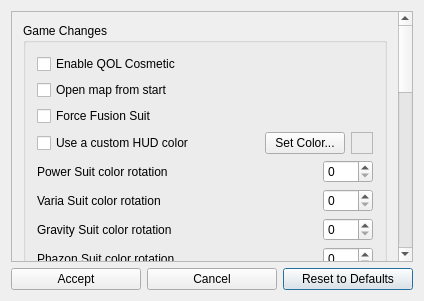
This is randovania/gui/ui_files/prime_cosmetic_patches_dialog.ui in randovania/randovania as Qt 5 draws it before an edit. The edited form follows.
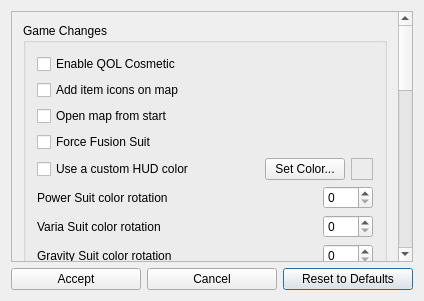
This is the edited form.

Commit message: Added item icons on map for Prime 1 cosmetic patches

Diff of the .ui file:
```diff
--- a/randovania/gui/ui_files/prime_cosmetic_patches_dialog.ui
+++ b/randovania/gui/ui_files/prime_cosmetic_patches_dialog.ui
@@ -63,6 +63,13 @@
             </property>
            </widget>
           </item>
+          <item>
+           <widget class="QCheckBox" name="pickup_markers_check">
+            <property name="text">
+             <string>Add item icons on map</string>
+            </property>
+           </widget>
+          </item>
           <item>
            <widget class="QCheckBox" name="open_map_check">
             <property name="text">
```
The commit also changes 3 other files.
